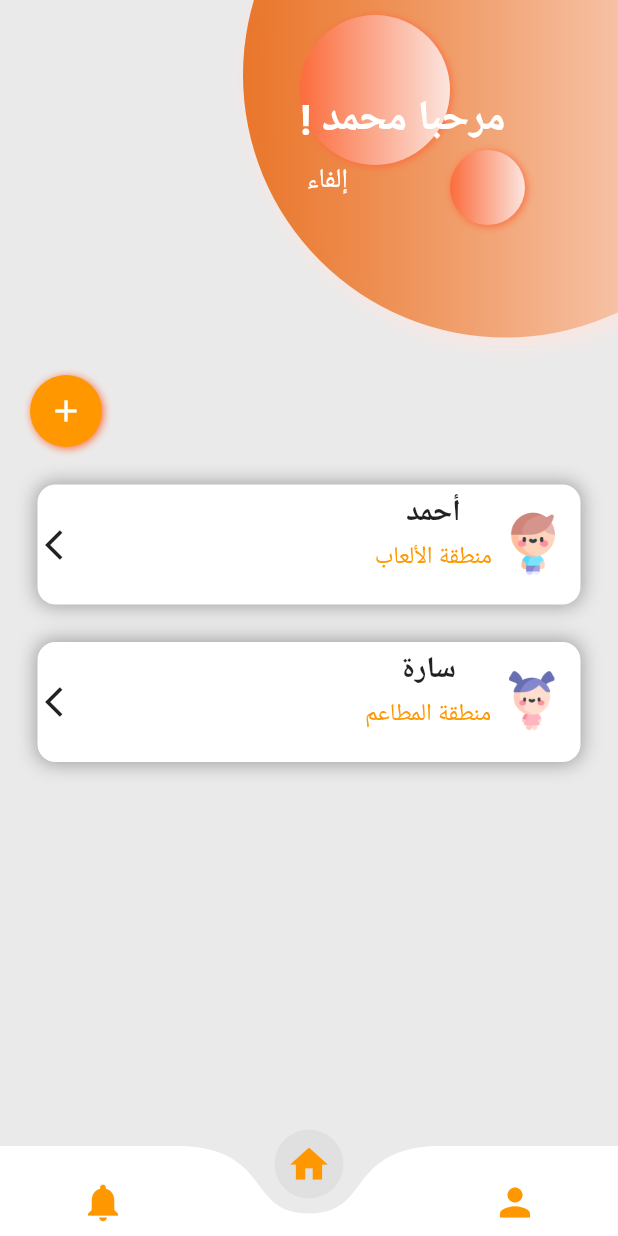
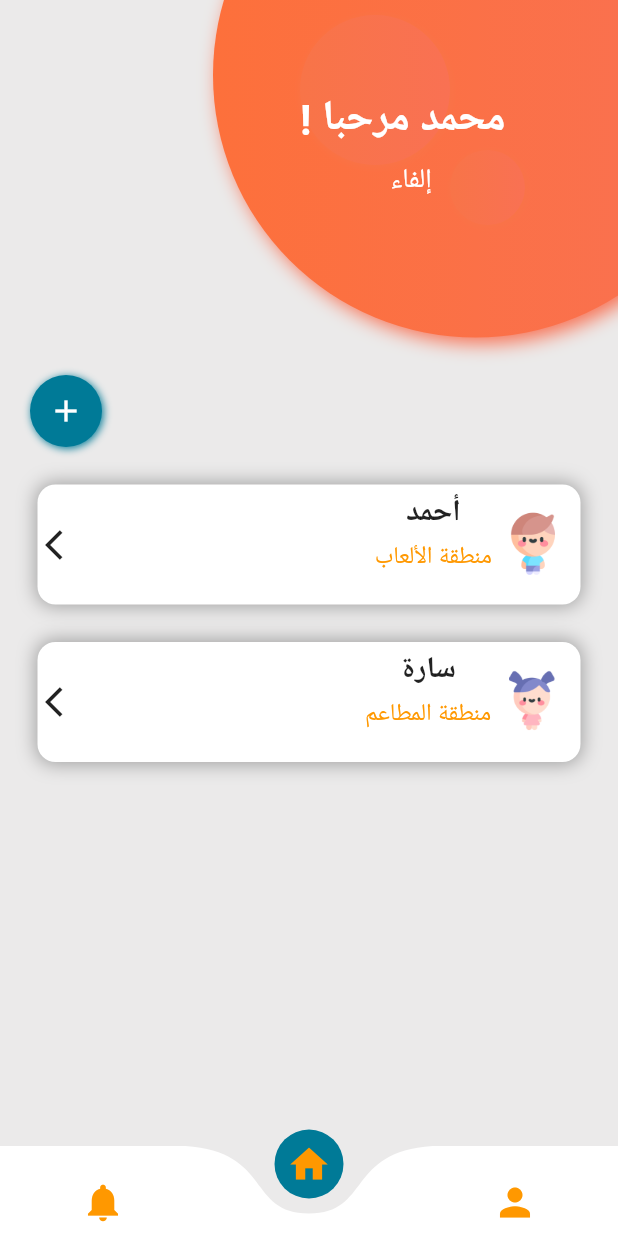
Before and after one commit to Deenalbuali/2022-GP1-3, a Flutter app: the screen it shows after launch, on a phone screen of 412 x 824 dp. Run offline on Flutter 3.47's test engine with Material 2 defaults, Android fonts, the phone set to English and light mode, and no system bars; drawn by our look-alikes of curved_navigation_bar; our stand-ins replace firebase_core, font_awesome_flutter; accounts and stored records are empty.

Commit message:
some update on home page

```diff
--- a/elfaa/lib/screens/Homepage/Home_page.dart
+++ b/elfaa/lib/screens/Homepage/Home_page.dart
@@ -7,9 +7,9 @@ import 'package:flutter/material.dart';
 import 'package:font_awesome_flutter/font_awesome_flutter.dart';
 
 int index = 1;
-final Color color1 = Color.fromARGB(215, 231, 97, 8);
-final Color color2 = Color.fromARGB(255, 252, 229, 223);
-final Color color3 = Color.fromARGB(255, 251, 108, 60);
+final Color color1 = Color.fromARGB(255, 253, 112, 59);
+final Color color2 = Color.fromARGB(255, 249, 113, 83);
+final Color color3 = Color.fromARGB(255, 248, 116, 72);
 
 class HomePage extends StatelessWidget {
   const HomePage({super.key});
@@ -28,11 +28,11 @@ class HomePage extends StatelessWidget {
               ),
               Container(
                   decoration: BoxDecoration(
-                      color: Colors.orange,
+                      color: Color.fromRGBO(0, 122, 151, 1),
                       shape: BoxShape.circle,
                       boxShadow: [
                         BoxShadow(
-                            color: color3,
+                            color: Color.fromRGBO(0, 122, 151, 1),
                             offset: Offset(1.0, 1.0),
                             blurRadius: 4.0)
                       ]),
@@ -76,7 +76,7 @@ class HomePage extends StatelessWidget {
         children: <Widget>[
           Positioned(
             bottom: 0,
-            right: -100,
+            right: -80,
             top: -150,
             child: Container(
               width: 350,
@@ -128,10 +128,10 @@ class HomePage extends StatelessWidget {
           Container(
             margin: const EdgeInsets.only(top: 60, left: 200),
             child: Column(
-              crossAxisAlignment: CrossAxisAlignment.start,
+              //crossAxisAlignment: CrossAxisAlignment.start,
               children: <Widget>[
                 Text(
-                  "! " "مرحبا محمد",
+                  "! محمد" " مرحبا ",
                   style: TextStyle(
                       color: Colors.white,
                       fontSize: 28.0,
--- a/elfaa/lib/screens/Homepage/navPage.dart
+++ b/elfaa/lib/screens/Homepage/navPage.dart
@@ -38,7 +38,7 @@ class _NavPageState extends State<NavPage> {
           ),
           child: CurvedNavigationBar(
             color: Colors.white,
-            buttonBackgroundColor: Colors.grey[300],
+            buttonBackgroundColor: Color.fromRGBO(0, 122, 151, 1),
             animationDuration: Duration(milliseconds: 300),
             backgroundColor: Colors.transparent,
             height: 60,
```
